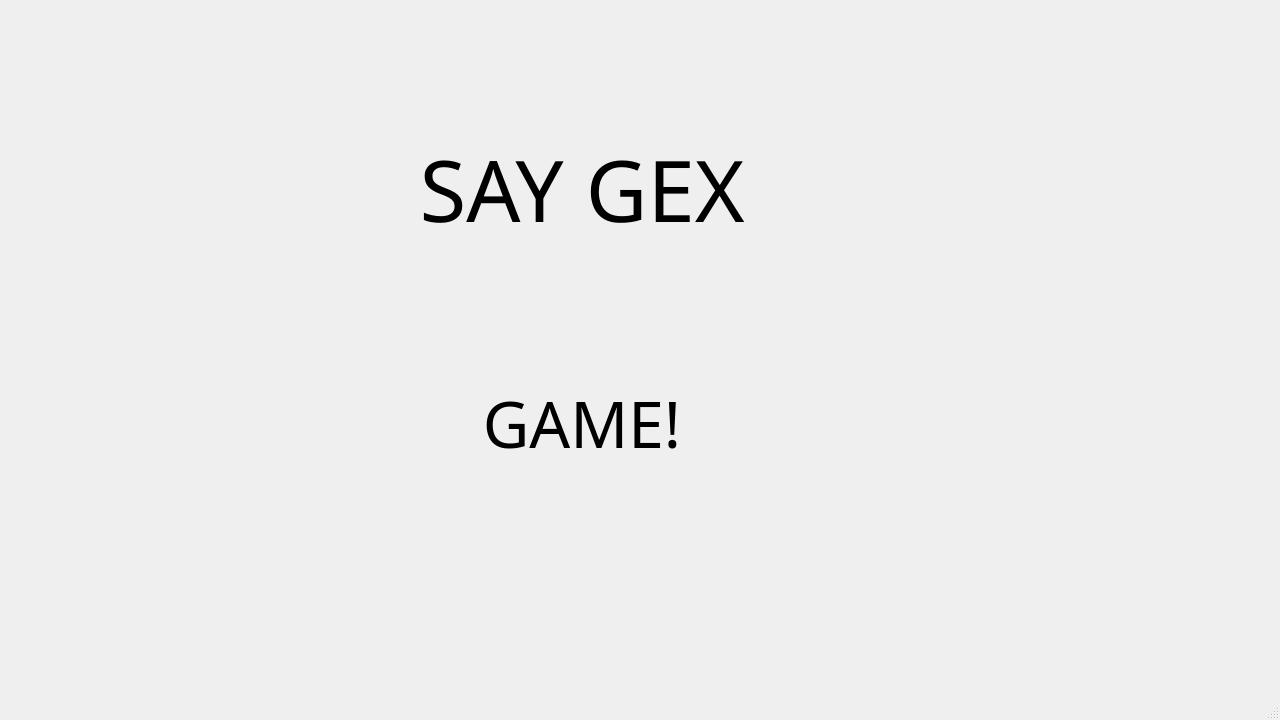
Above: mainwindow.ui from Dmitriy2442/CT_project before the change. Below: the same form after it.
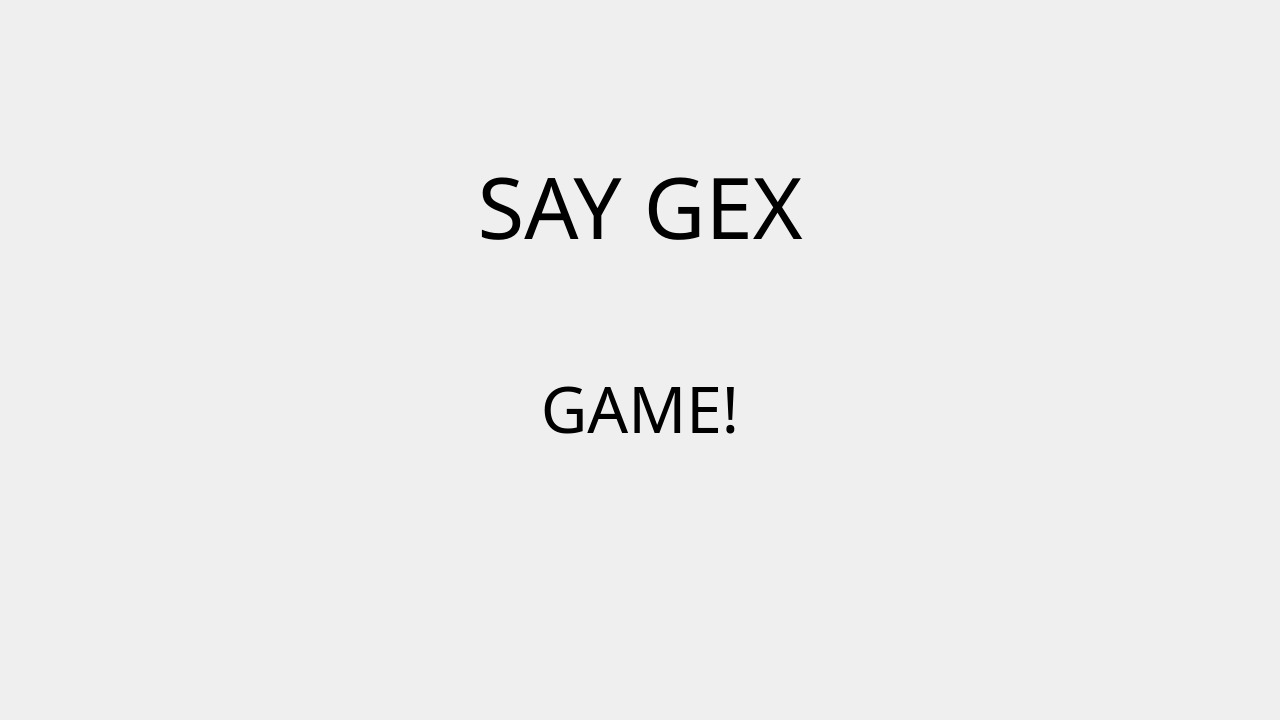
That is the form after the change. Icons and pictures are not drawn.

Commit message: Added spacers for main menu UI

Patch:
```diff
--- a/mainwindow.ui
+++ b/mainwindow.ui
@@ -17,15 +17,47 @@
    <property name="layoutDirection">
     <enum>Qt::LeftToRight</enum>
    </property>
-   <widget class="QWidget" name="">
-    <property name="geometry">
-     <rect>
-      <x>310</x>
-      <y>100</y>
-      <width>544</width>
-      <height>487</height>
-     </rect>
-    </property>
+   <layout class="QGridLayout" name="gridLayout">
+    <item row="1" column="2">
+     <spacer name="horizontalSpacer">
+      <property name="orientation">
+       <enum>Qt::Horizontal</enum>
+      </property>
+      <property name="sizeHint" stdset="0">
+       <size>
+        <width>40</width>
+        <height>20</height>
+       </size>
+      </property>
+     </spacer>
+    </item>
+    <item row="2" column="1">
+     <spacer name="verticalSpacer_2">
+      <property name="orientation">
+       <enum>Qt::Vertical</enum>
+      </property>
+      <property name="sizeHint" stdset="0">
+       <size>
+        <width>20</width>
+        <height>40</height>
+       </size>
+      </property>
+     </spacer>
+    </item>
+    <item row="0" column="1">
+     <spacer name="verticalSpacer">
+      <property name="orientation">
+       <enum>Qt::Vertical</enum>
+      </property>
+      <property name="sizeHint" stdset="0">
+       <size>
+        <width>20</width>
+        <height>40</height>
+       </size>
+      </property>
+     </spacer>
+    </item>
+    <item row="1" column="1">
     <layout class="QVBoxLayout" name="verticalLayout_2">
      <property name="spacing">
       <number>80</number>
@@ -168,9 +200,22 @@
       </layout>
      </item>
     </layout>
-   </widget>
-  </widget>
-  <widget class="QStatusBar" name="statusBar"/>
+    </item>
+    <item row="1" column="0">
+     <spacer name="horizontalSpacer_2">
+      <property name="orientation">
+       <enum>Qt::Horizontal</enum>
+      </property>
+      <property name="sizeHint" stdset="0">
+       <size>
+        <width>40</width>
+        <height>20</height>
+       </size>
+      </property>
+     </spacer>
+    </item>
+   </layout>
+  </widget>
  </widget>
  <resources/>
  <connections/>
```
Lines whose indentation alone changed are shown as unchanged.
